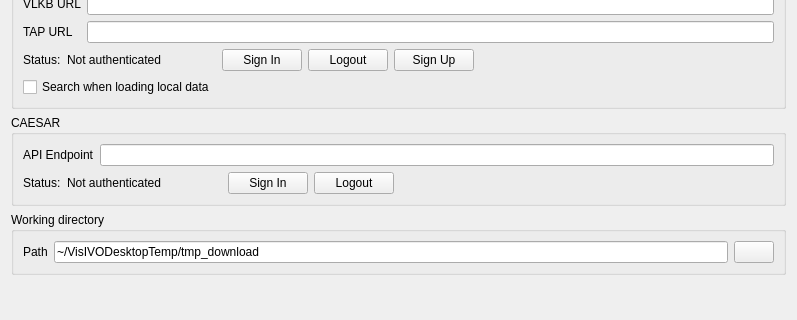
Above: Code/ui/settingform.ui from VisIVOLab/ViaLacteaVisualAnalytics before the change; both pictures show x 0 to 797 and y 282 to 602 of the 797 by 828 pixel window. Below: the same form after it.
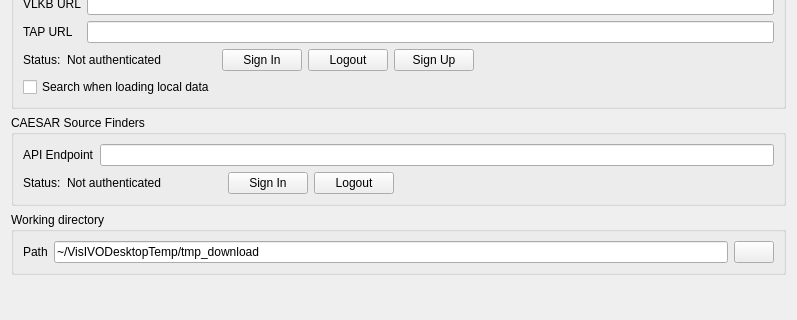
That is the form after the change. Icons and pictures are not drawn.

The edit to the form file:
```diff
--- a/Code/ui/settingform.ui
+++ b/Code/ui/settingform.ui
@@ -284,7 +284,7 @@
    <item>
     <widget class="QGroupBox" name="caesarGroupBox">
      <property name="title">
-      <string>CAESAR</string>
+      <string>CAESAR Source Finders</string>
      </property>
      <layout class="QVBoxLayout" name="verticalLayout_4">
       <item>
```
